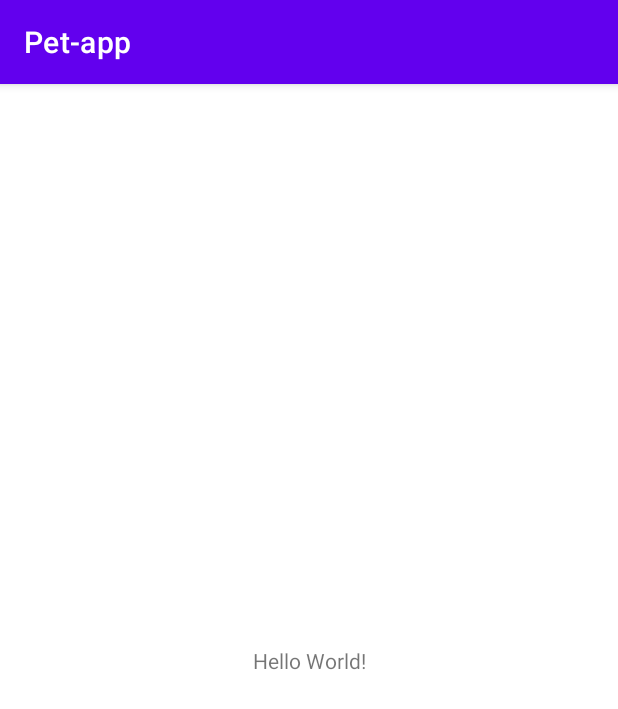
After one commit to Referon/EGE-Math, an Android app: the TheoryActivity screen opened directly, with no data from a screen before it, on a phone screen of 412 x 824 dp. The commit adds this screen. Shown: the top 709 px of the screen. Run offline under Robolectric (Android 15) with nearby library versions, the phone set to English and light mode, and no system bars.

Commit message:
add theory activity

```diff
--- a/app/src/main/AndroidManifest.xml
+++ b/app/src/main/AndroidManifest.xml
@@ -10,6 +10,9 @@
         android:supportsRtl="true"
         android:theme="@style/Theme.Petapp">
         <activity
+            android:name=".TheoryActivity"
+            android:exported="true" />
+        <activity
             android:name=".MainActivity"
             android:exported="true">
             <intent-filter>
--- /dev/null
+++ b/app/src/main/java/ru/netology/pet_app/TheoryActivity.kt
@@ -0,0 +1,11 @@
+package ru.netology.pet_app
+
+import androidx.appcompat.app.AppCompatActivity
+import android.os.Bundle
+
+class TheoryActivity : AppCompatActivity() {
+    override fun onCreate(savedInstanceState: Bundle?) {
+        super.onCreate(savedInstanceState)
+        setContentView(R.layout.activity_theory)
+    }
+}
--- /dev/null
+++ b/app/src/main/res/layout/activity_theory.xml
@@ -0,0 +1,17 @@
+<?xml version="1.0" encoding="utf-8"?>
+<androidx.constraintlayout.widget.ConstraintLayout xmlns:android="http://schemas.android.com/apk/res/android"
+    xmlns:app="http://schemas.android.com/apk/res-auto"
+    xmlns:tools="http://schemas.android.com/tools"
+    android:layout_width="match_parent"
+    android:layout_height="match_parent"
+    tools:context=".TheoryActivity">
+    <TextView
+        android:layout_width="wrap_content"
+        android:layout_height="wrap_content"
+        android:text="Hello World!"
+        app:layout_constraintBottom_toBottomOf="parent"
+        app:layout_constraintLeft_toLeftOf="parent"
+        app:layout_constraintRight_toRightOf="parent"
+        app:layout_constraintTop_toTopOf="parent" />
+
+</androidx.constraintlayout.widget.ConstraintLayout>
--- a/app/src/main/res/values/strings.xml
+++ b/app/src/main/res/values/strings.xml
@@ -1,3 +1,6 @@
 <resources>
     <string name="app_name">Pet-app</string>
+    <string name="logo">LOGO</string>
+    <string name="theory">Теория</string>
+    <string name="formulas">Формулы</string>
 </resources>
```
Also changed, not shown: app/src/main/java/ru/netology/pet_app/MainActivity.kt (+20 -0 lines), app/src/main/res/layout/activity_main.xml (+38 -1 lines).
